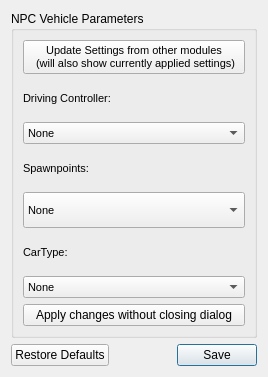
Old version of the form modules/carlainterface/carlainterface_agentclasses/ui/npc_vehicle_settings_ui.ui in the repository tud-hri/joan.
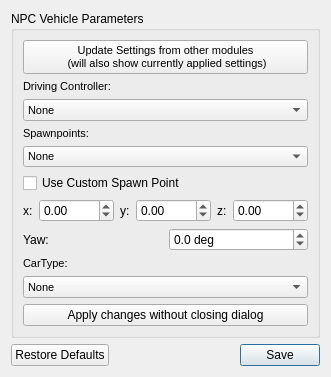
New version of the form.

Commit message: pulled multiple improvements from fork: - custom spawn points - more realistic standard vehicle dynamics - accelerations in vehicle frame in shared variables - BUGFIX: prevent reset of data recorder's settings in dialog window - connect to joystick through path, this allows for multiple joysticks of the same type - added full throttle controller (for system estimation)

Diff of the .ui file:
```diff
--- a/modules/carlainterface/carlainterface_agentclasses/ui/npc_vehicle_settings_ui.ui
+++ b/modules/carlainterface/carlainterface_agentclasses/ui/npc_vehicle_settings_ui.ui
@@ -19,8 +19,47 @@
      <property name="title">
       <string>NPC Vehicle Parameters</string>
      </property>
-     <layout class="QGridLayout" name="gridLayout_2">
-      <item row="3" column="0">
+     <layout class="QVBoxLayout" name="verticalLayout">
+      <item>
+       <widget class="QPushButton" name="btn_update">
+        <property name="font">
+         <font>
+          <pointsize>8</pointsize>
+         </font>
+        </property>
+        <property name="text">
+         <string>Update Settings from other modules
+ (will also show currently applied settings)</string>
+        </property>
+       </widget>
+      </item>
+      <item>
+       <widget class="QLabel" name="lblInput">
+        <property name="font">
+         <font>
+          <pointsize>8</pointsize>
+         </font>
+        </property>
+        <property name="text">
+         <string>Driving Controller:</string>
+        </property>
+       </widget>
+      </item>
+      <item>
+       <widget class="QComboBox" name="combo_controller">
+        <property name="font">
+         <font>
+          <pointsize>8</pointsize>
+         </font>
+        </property>
+        <item>
+         <property name="text">
+          <string>None</string>
+         </property>
+        </item>
+       </widget>
+      </item>
+      <item>
        <widget class="QLabel" name="lblSpawnpoints">
         <property name="font">
          <font>
@@ -34,7 +73,7 @@
         </property>
        </widget>
       </item>
-      <item row="4" column="0" colspan="2">
+      <item>
        <widget class="QComboBox" name="combo_spawnpoints">
         <property name="minimumSize">
          <size>
@@ -61,7 +100,108 @@
         </item>
        </widget>
       </item>
-      <item row="6" column="0" colspan="2">
+      <item>
+       <widget class="QCheckBox" name="customSpawnpointCheckBox">
+        <property name="text">
+         <string>Use Custom Spawn Point</string>
+        </property>
+       </widget>
+      </item>
+      <item>
+       <layout class="QHBoxLayout" name="horizontalLayout">
+        <item>
+         <widget class="QLabel" name="label_2">
+          <property name="text">
+           <string>x:</string>
+          </property>
+         </widget>
+        </item>
+        <item>
+         <widget class="QDoubleSpinBox" name="spawnpointXSpinBox">
+          <property name="minimum">
+           <double>-1000.000000000000000</double>
+          </property>
+          <property name="maximum">
+           <double>1000.000000000000000</double>
+          </property>
+         </widget>
+        </item>
+        <item>
+         <widget class="QLabel" name="label_3">
+          <property name="text">
+           <string>y:</string>
+          </property>
+         </widget>
+        </item>
+        <item>
+         <widget class="QDoubleSpinBox" name="spawnpointYSpinBox">
+          <property name="minimum">
+           <double>-1000.000000000000000</double>
+          </property>
+          <property name="maximum">
+           <double>1000.000000000000000</double>
+          </property>
+         </widget>
+        </item>
+        <item>
+         <widget class="QLabel" name="label_4">
+          <property name="text">
+           <string>z:</string>
+          </property>
+         </widget>
+        </item>
+        <item>
+         <widget class="QDoubleSpinBox" name="spawnpointZSpinBox">
+          <property name="minimum">
+           <double>-1000.000000000000000</double>
+          </property>
+          <property name="maximum">
+           <double>1000.000000000000000</double>
+          </property>
+         </widget>
+        </item>
+       </layout>
+      </item>
+      <item>
+       <layout class="QHBoxLayout" name="horizontalLayout_2">
+        <item>
+         <widget class="QLabel" name="label_5">
+          <property name="text">
+           <string>Yaw:</string>
+          </property>
+         </widget>
+        </item>
+        <item>
+         <widget class="QDoubleSpinBox" name="spawnpointYawSpinBox">
+          <property name="suffix">
+           <string> deg</string>
+          </property>
+          <property name="decimals">
+           <number>1</number>
+          </property>
+          <property name="minimum">
+           <double>-360.000000000000000</double>
+          </property>
+          <property name="maximum">
+           <double>360.000000000000000</double>
+          </property>
+         </widget>
+        </item>
+       </layout>
+      </item>
+      <item>
+       <widget class="QLabel" name="label">
+        <property name="font">
+         <font>
+          <pointsize>8</pointsize>
+         </font>
+        </property>
+        <property name="text">
+         <string>CarType:</string>
+        </property>
+       </widget>
+      </item>
+      <item>
        <widget class="QComboBox" name="combo_car_type">
         <property name="font">
          <font>
@@ -75,64 +215,13 @@
         </item>
        </widget>
       </item>
-      <item row="2" column="0" colspan="2">
-       <widget class="QComboBox" name="combo_controller">
-        <property name="font">
-         <font>
-          <pointsize>8</pointsize>
-         </font>
-        </property>
-        <item>
-         <property name="text">
-          <string>None</string>
-         </property>
-        </item>
-       </widget>
-      </item>
-      <item row="1" column="0">
-       <widget class="QLabel" name="lblInput">
-        <property name="font">
-         <font>
-          <pointsize>8</pointsize>
-         </font>
-        </property>
-        <property name="text">
-         <string>Driving Controller:</string>
-        </property>
-       </widget>
-      </item>
-      <item row="7" column="0" colspan="2">
+      <item>
        <widget class="QPushButton" name="btn_apply_parameters">
         <property name="text">
          <string>Apply changes without closing dialog</string>
         </property>
        </widget>
       </item>
-      <item row="5" column="0">
-       <widget class="QLabel" name="label">
-        <property name="font">
-         <font>
-          <pointsize>8</pointsize>
-         </font>
-        </property>
-        <property name="text">
-         <string>CarType:</string>
-        </property>
-       </widget>
-      </item>
-      <item row="0" column="0" colspan="2">
-       <widget class="QPushButton" name="btn_update">
-        <property name="font">
-         <font>
-          <pointsize>8</pointsize>
-         </font>
-        </property>
-        <property name="text">
-         <string>Update Settings from other modules 
- (will also show currently applied settings)</string>
-        </property>
-       </widget>
-      </item>
      </layout>
     </widget>
    </item>
```
The commit also changes 20 other files.
